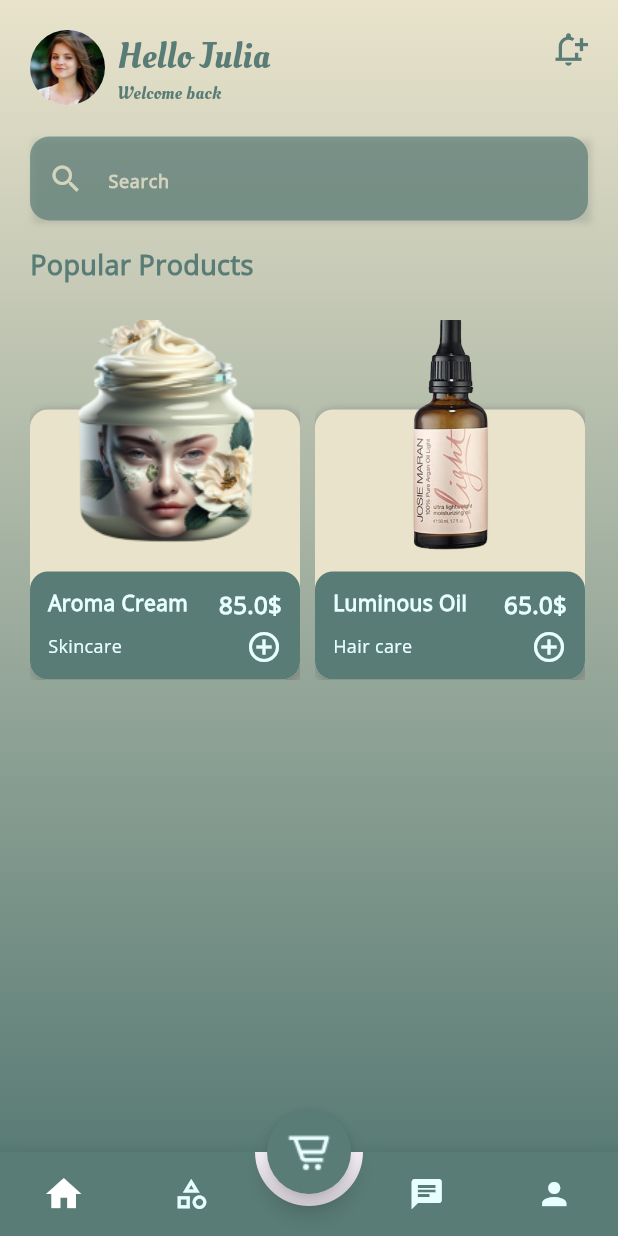
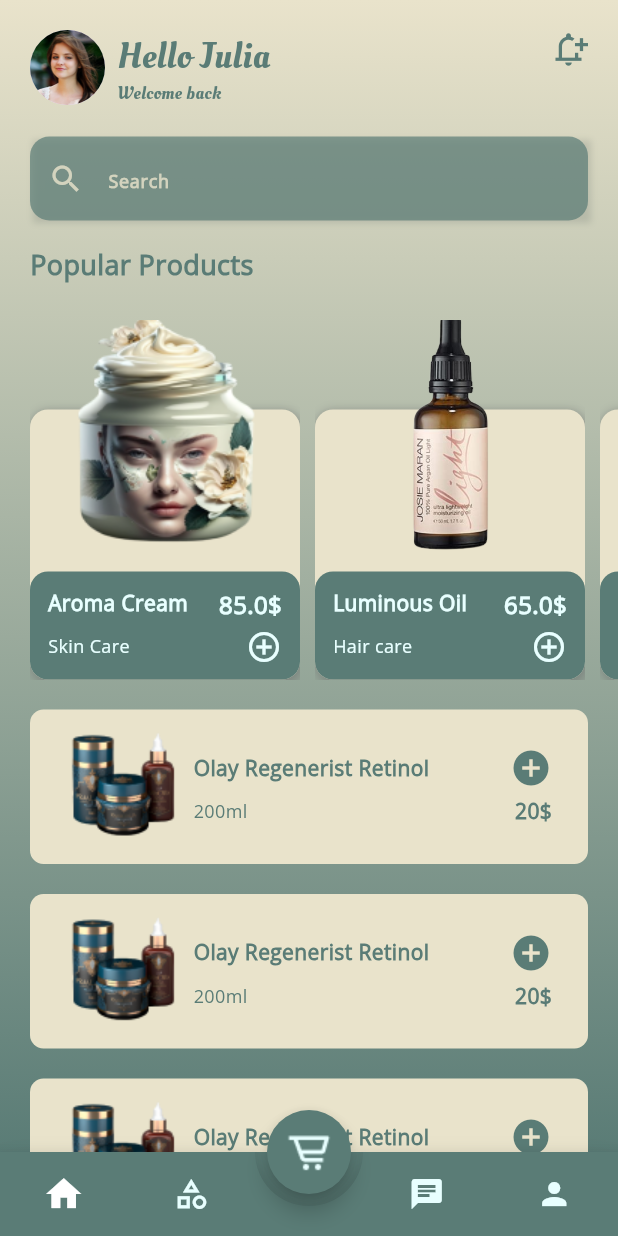
Before and after one commit to As-tra/beauty_app, a Flutter app: the screen it shows after launch, after a tap on "Let's Shop", on a phone screen of 412 x 824 dp. Run offline on Flutter 3.47's test engine with Material 3 defaults, Android fonts, the phone set to English and light mode, and no system bars; drawn by our look-alikes of animated_bottom_navigation_bar; our stand-ins replace device_preview, go_router.

Commit message:
create products list

```diff
--- a/lib/constants.dart
+++ b/lib/constants.dart
@@ -15,11 +15,21 @@ const kLinearGradient = LinearGradient(
 const kOleoScript = "OleoScript";
 const kOpenSans = "OpenSans";
 
+List<String> kCategories = [
+  "Cosmetics",
+  "Skin Care",
+  "Face Care",
+  "Nail Care",
+  "Lip Care",
+  "Hair Care",
+  "Fragrance"
+];
+
 List<ProductModel> kPopularProducts = [
   ProductModel(
     productName: "Aroma Cream",
     mark: "Aveeno",
-    category: "Skincare",
+    category: "Skin Care",
     price: 85,
     rate: 4,
     image: Assets.imagesProduct1,
--- a/lib/utils/assets.dart
+++ b/lib/utils/assets.dart
@@ -25,6 +25,18 @@ class Assets {
   /// Assets for imagesLeftStar
   /// assets/images/left_star.png
   static const String imagesLeftStar = "assets/images/left_star.png";
+
+  /// Assets for imagesP1
+  /// assets/images/p1.png
+  static const String imagesP1 = "assets/images/p1.png";
+
+  /// Assets for imagesP2
+  /// assets/images/p2.png
+  static const String imagesP2 = "assets/images/p2.png";
+
+  /// Assets for imagesP3
+  /// assets/images/p3.png
+  static const String imagesP3 = "assets/images/p3.png";
 
   /// Assets for imagesPersonIcon
   /// assets/images/person_icon.png
--- a/lib/utils/style.dart
+++ b/lib/utils/style.dart
@@ -6,11 +6,17 @@ abstract class Style {
     fontFamily: kOpenSans,
     fontSize: 16,
     fontWeight: FontWeight.w600,
-    color: Colors.white,
+    color: kSecondary,
   );
   static const TextStyle openSansBold18 = TextStyle(
     fontFamily: kOpenSans,
     fontSize: 18,
+    fontWeight: FontWeight.bold,
+    color: kPrimary,
+  );
+  static const TextStyle openSansBold14 = TextStyle(
+    fontFamily: kOpenSans,
+    fontSize: 14,
     fontWeight: FontWeight.bold,
     color: kPrimary,
   );
--- a/lib/views/home_view.dart
+++ b/lib/views/home_view.dart
@@ -29,6 +29,7 @@ class _HomeViewState extends State<HomeView> {
   @override
   Widget build(BuildContext context) {
     return Scaffold(
+      backgroundColor: kPrimary,
       body: views[currentIndex],
       floatingActionButtonLocation: FloatingActionButtonLocation.centerDocked,
       floatingActionButton: FloatingActionButton(
@@ -51,7 +52,6 @@ class _HomeViewState extends State<HomeView> {
         },
         activeIndex: currentIndex,
         backgroundColor: kPrimary,
-
         gapLocation: GapLocation.center,
         notchSmoothness: NotchSmoothness.verySmoothEdge,
         onTap: (index) => setState(() => currentIndex = index),
--- a/lib/widgets/home_view_body.dart
+++ b/lib/widgets/home_view_body.dart
@@ -3,6 +3,7 @@ import 'package:beauty_app/widgets/custom_app_bar.dart';
 import 'package:beauty_app/widgets/custom_background.dart';
 import 'package:beauty_app/widgets/custom_search_bar.dart';
 import 'package:beauty_app/widgets/popular_product_list_view.dart';
+import 'package:beauty_app/widgets/product_list_view.dart';
 import 'package:flutter/material.dart';
 
 class HomeViewBody extends StatelessWidget {
@@ -11,11 +12,13 @@ class HomeViewBody extends StatelessWidget {
   @override
   Widget build(BuildContext context) {
     return const CustomBackground(
-      hPadding: 20,
       child: SafeArea(
         child: CustomScrollView(
+          physics:  BouncingScrollPhysics(),
           slivers: [
             SliverToBoxAdapter(
+              child: Padding(
+                padding: EdgeInsets.symmetric(horizontal: 20.0),
                 child: Column(
                   children: [
                     SizedBox(height: 20),
@@ -32,13 +35,25 @@ class HomeViewBody extends StatelessWidget {
                       ],
                     ),
                     SizedBox(height: 24),
+                  ],
+                ),
+              ),
+            ),
+            SliverToBoxAdapter(
+              child: Padding(
+                padding: EdgeInsets.only(left: 20.0),
+                child: Column(
+                  children: [
                     SizedBox(
                       height: 240,
                       child: PopularProductListView(),
                     ),
+                    SizedBox(height: 20),
                   ],
                 ),
               ),
+            ),
+            ProductListView(),
           ],
         ),
       ),
--- /dev/null
+++ b/lib/widgets/product_list_view.dart
@@ -0,0 +1,22 @@
+import 'package:beauty_app/widgets/product_list_view_item.dart';
+import 'package:flutter/material.dart';
+
+class ProductListView extends StatelessWidget {
+  const ProductListView({super.key});
+
+  @override
+  Widget build(BuildContext context) {
+    return SliverPadding(
+      padding: const EdgeInsets.symmetric(horizontal: 20.0),
+      sliver: SliverList.builder(
+        itemCount: 10,
+        itemBuilder: (context, index) {
+          return const Padding(
+            padding: EdgeInsets.only(bottom: 20),
+            child: ProductListViewItem(),
+          );
+        },
+      ),
+    );
+  }
+}
--- /dev/null
+++ b/lib/widgets/product_list_view_item.dart
@@ -0,0 +1,63 @@
+import 'package:beauty_app/constants.dart';
+import 'package:beauty_app/utils/assets.dart';
+import 'package:beauty_app/utils/style.dart';
+import 'package:flutter/material.dart';
+
+class ProductListViewItem extends StatelessWidget {
+  const ProductListViewItem({super.key});
+
+  @override
+  Widget build(BuildContext context) {
+    return Container(
+      padding: const EdgeInsets.symmetric(horizontal: 24, vertical: 11),
+      decoration: BoxDecoration(
+        color: kSecondary,
+        borderRadius: BorderRadius.circular(9),
+      ),
+      child: Row(
+        children: [
+          Image.asset(Assets.imagesP1),
+          const SizedBox(width: 8),
+          const Expanded(
+            child: Column(
+              mainAxisSize: MainAxisSize.min,
+              children: [
+                Row(
+                  children: [
+                    FittedBox(
+                      fit: BoxFit.scaleDown,
+                      child: Text(
+                        'Olay Regenerist Retinol',
+                        style: Style.openSansSemiBold14,
+                      ),
+                    ),
+                    Spacer(),
+                    Icon(
+                      Icons.add_circle,
+                      color: kPrimary,
+                      size: 28,
+                    )
+                  ],
+                ),
+                SizedBox(height: 5),
+                Row(
+                  children: [
+                    Text(
+                      '200ml',
+                      style: Style.openSansRegular12,
+                    ),
+                    Spacer(),
+                    Text(
+                      "20\$",
+                      style: Style.openSansBold14,
+                    ),
+                  ],
+                )
+              ],
+            ),
+          ),
+        ],
+      ),
+    );
+  }
+}
```
Also changed, not shown: lib/widgets/custom_categories_tab_bar.dart (added, +83 -0 lines), assets/images/p1.png (added), assets/images/p2.png (added), assets/images/p3.png (added). Lines whose indentation alone changed are shown as unchanged.
